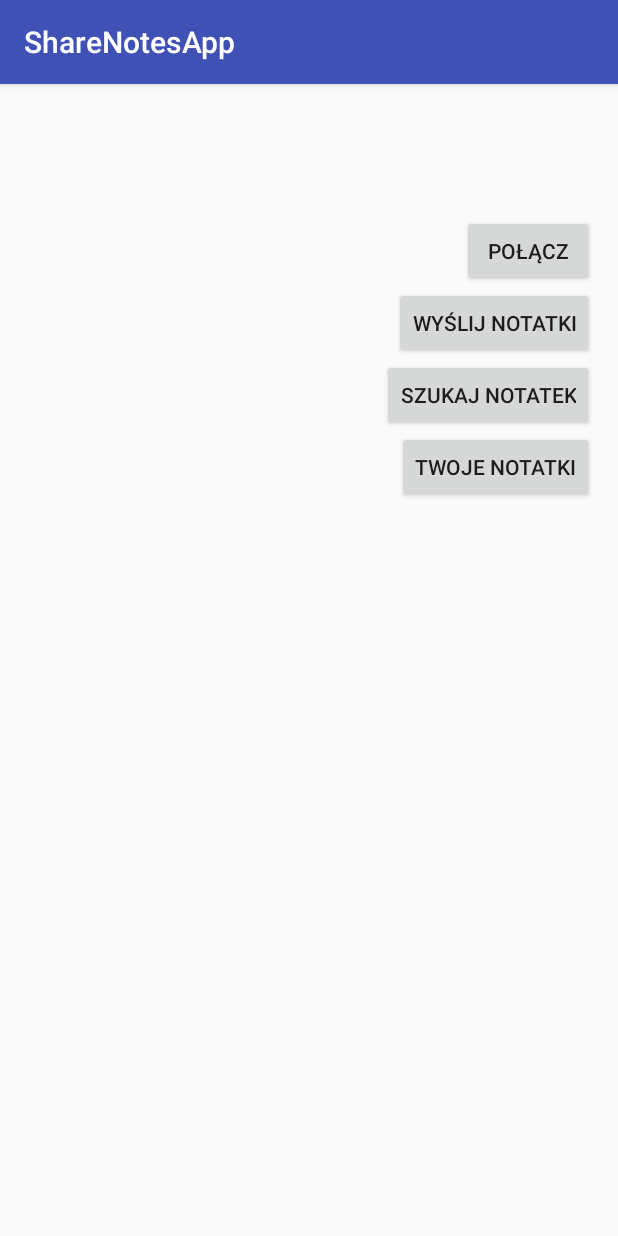
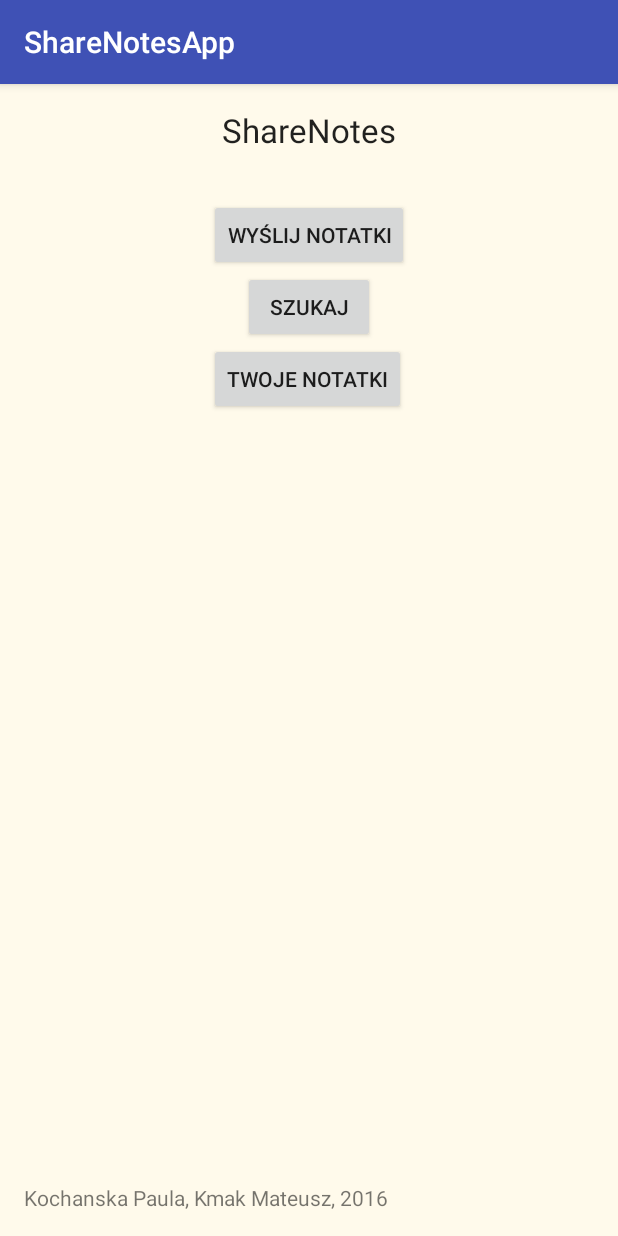
Before and after one commit to matkma/sharenotes, an Android app: the screen it shows after launch (MainActivity), after a tap on "TWOJE NOTATKI", on a phone screen of 412 x 824 dp. Run offline under Robolectric (Android 15) with nearby library versions, the phone set to English and light mode, and no system bars; libraries missing offline, so code that uses them is left out: com.dropbox.client2; 5 statements that could not run were skipped.

Commit message:
powiadomienia i połączenie z internetem

```diff
--- a/app/src/main/AndroidManifest.xml
+++ b/app/src/main/AndroidManifest.xml
@@ -5,6 +5,8 @@
     <uses-permission android:name="android.permission.INTERNET" />
     <uses-permission android:name="android.permission.WRITE_EXTERNAL_STORAGE" />
     <uses-permission android:name="android.permission.CAMERA" />
+    <uses-permission android:name="android.permission.ACCESS_WIFI_STATE" />
+    <uses-permission android:name="android.permission.ACCESS_NETWORK_STATE" />
 
     <uses-feature
         android:name="android.hardware.camera"
--- a/app/src/main/java/com/example/kaczorov/sharenotesapp/MainActivity.java
+++ b/app/src/main/java/com/example/kaczorov/sharenotesapp/MainActivity.java
@@ -1,6 +1,9 @@
 package com.example.kaczorov.sharenotesapp;
 
+import android.content.Context;
 import android.content.Intent;
+import android.net.ConnectivityManager;
+import android.net.NetworkInfo;
 import android.net.Uri;
 import android.os.Environment;
 import android.os.Handler;
@@ -9,10 +12,12 @@ import android.support.v7.app.AppCompatActivity;
 import android.os.Bundle;
 import android.view.View;
 import android.widget.Button;
+import android.widget.Toast;
 
 import com.dropbox.client2.exception.DropboxException;
 
 import java.io.File;
+import java.net.InetAddress;
 
 public class MainActivity extends AppCompatActivity {
     private final int POST_ACTIVITY = 0;
@@ -23,54 +28,51 @@ public class MainActivity extends AppCompatActivity {
         super.onCreate(savedInstanceState);
         setContentView(R.layout.activity_main);
         DropboxClient.getInstance().authenticate();
-        enableLinkButton(!DropboxClient.getInstance().isLinked());
+        if (!isInternetAvailable()){
+            Toast.makeText(this, "Brak internetu", Toast.LENGTH_LONG).show();
+        }
+        startService(new Intent(this, BackgroundService.class));
     }
 
     protected void onResume() {
         super.onResume();
-        enableLinkButton(!DropboxClient.getInstance().isLinked());
     }
 
-    public void buttonSearchClick(View view){
-        startService(new Intent(this, BackgroundService.class));
+    public void buttonSearchClick(View view) {
+        if (!isInternetAvailable()){
+            Toast.makeText(this, "Brak internetu", Toast.LENGTH_LONG).show();
+        } else {
             try {
                 DropboxClient.getInstance().getFoldersFromDropbox(this, SEARCH_ACTIVITY);
+                Toast.makeText(this, "Szukam notatek", Toast.LENGTH_LONG).show();
             } catch (DropboxException e) {
                 e.printStackTrace();
+                Toast.makeText(this, "Wystapił błąd", Toast.LENGTH_LONG).show();
             }
         }
 
-    public void buttonLinkClick(View view){
-        DropboxClient.getInstance().authenticate();
-        enableLinkButton(!DropboxClient.getInstance().isLinked());
     }
 
-    public void buttonPostClick(View view){
+    public void buttonPostClick(View view) {
+        if (!isInternetAvailable()){
+            Toast.makeText(this, "Brak internetu", Toast.LENGTH_LONG).show();
+        } else {
             try {
                 DropboxClient.getInstance().getFoldersFromDropbox(this, POST_ACTIVITY);
             } catch (DropboxException e) {
                 e.printStackTrace();
+                Toast.makeText(this, "Wystąpił błąd", Toast.LENGTH_LONG).show();
             }
         }
 
-    public void buttonOpenClick(View view){
-        //TODO trzeba poprawić ścieżkę (?)
-        String path = Environment.getExternalStorageDirectory().toString() + "/ShareNotesApp/Downloaded";
-        File file = new File(path);
-        Intent intent = new Intent(Intent.ACTION_VIEW);
-        intent.setDataAndType(Uri.fromFile(file), "*/*");
-        startActivity(Intent.createChooser(intent, "Twoje notatki"));
     }
 
-    private void enableLinkButton(boolean value)
+    public void buttonOpenClick(View view)
     {
-        Button button = (Button)findViewById(R.id.buttonLink);
-        button.setEnabled(value);
-        if (value){
-            button.setText("Połącz");
-        } else{
-            button.setText("Połączono");
-        }
+        Intent intent = new Intent(Intent.ACTION_VIEW);
+        Uri uri = Uri.parse(Environment.getExternalStorageDirectory().getPath() + "/ShareNotesApp/Downloaded");
+        intent.setDataAndType(uri, "*/*");
+        startActivity(intent);
     }
 
     Handler taskMessagesHandler = new Handler() {
@@ -94,4 +96,13 @@ public class MainActivity extends AppCompatActivity {
         }
     };
 
+    private boolean isInternetAvailable() {
+
+        ConnectivityManager cm = (ConnectivityManager)this.getSystemService(Context.CONNECTIVITY_SERVICE);
+
+        NetworkInfo activeNetwork = cm.getActiveNetworkInfo();
+        boolean isConnected = activeNetwork != null && activeNetwork.isConnectedOrConnecting();
+
+        return isConnected;
     }
+}
--- a/app/src/main/res/layout/activity_main.xml
+++ b/app/src/main/res/layout/activity_main.xml
@@ -7,41 +7,54 @@
     android:paddingLeft="@dimen/activity_horizontal_margin"
     android:paddingRight="@dimen/activity_horizontal_margin"
     android:paddingTop="@dimen/activity_vertical_margin"
-    tools:context="com.example.kaczorov.sharenotesapp.MainActivity">
-
-    <Button
-        android:layout_width="wrap_content"
-        android:layout_height="wrap_content"
-        android:text="Połącz"
-        android:id="@+id/buttonLink"
-        android:layout_alignParentEnd="true"
-        android:layout_marginTop="71dp"
-        android:onClick="buttonLinkClick" />
+    tools:context="com.example.kaczorov.sharenotesapp.MainActivity"
+    android:background="#fffaeb">
 
     <Button
         android:layout_width="wrap_content"
         android:layout_height="wrap_content"
         android:text="Wyślij notatki"
         android:id="@+id/buttonPost"
-        android:layout_below="@+id/buttonLink"
-        android:layout_alignEnd="@+id/buttonLink"
-        android:onClick="buttonPostClick" />
+        android:onClick="buttonPostClick"
+        android:layout_marginTop="31dp"
+        android:layout_below="@+id/textView2"
+        android:layout_centerHorizontal="true" />
 
     <Button
         android:layout_width="wrap_content"
         android:layout_height="wrap_content"
-        android:text="Szukaj notatek"
+        android:text="Szukaj"
         android:id="@+id/buttonSearch"
         android:onClick="buttonSearchClick"
         android:layout_below="@+id/buttonPost"
-        android:layout_alignEnd="@+id/buttonPost" />
+        android:layout_centerHorizontal="true" />
 
     <Button
         android:layout_width="wrap_content"
         android:layout_height="wrap_content"
         android:text="Twoje notatki"
         android:id="@+id/buttonOpen"
+        android:onClick="buttonOpenClick"
         android:layout_below="@+id/buttonSearch"
-        android:layout_alignEnd="@+id/buttonSearch"
-        android:onClick="buttonOpenClick" />
+        android:layout_alignStart="@+id/buttonPost" />
+
+    <TextView
+        android:layout_width="wrap_content"
+        android:layout_height="wrap_content"
+        android:text="Kochanska Paula, Kmak Mateusz, 2016"
+        android:id="@+id/textView"
+        android:layout_alignParentBottom="true"
+        android:layout_centerVertical="true"
+        android:layout_alignParentStart="true" />
+
+    <TextView
+        android:layout_width="wrap_content"
+        android:layout_height="wrap_content"
+        android:textAppearance="?android:attr/textAppearanceLarge"
+        android:text="ShareNotes"
+        android:id="@+id/textView2"
+        android:layout_centerVertical="true"
+        android:layout_alignParentTop="true"
+        android:layout_centerHorizontal="true" />
+
 </RelativeLayout>
--- a/app/src/main/res/layout/activity_post.xml
+++ b/app/src/main/res/layout/activity_post.xml
@@ -7,7 +7,8 @@
     android:paddingLeft="@dimen/activity_horizontal_margin"
     android:paddingRight="@dimen/activity_horizontal_margin"
     android:paddingTop="@dimen/activity_vertical_margin"
-    tools:context="com.example.kaczorov.sharenotesapp.PostActivity">
+    tools:context="com.example.kaczorov.sharenotesapp.PostActivity"
+    android:background="#fffaeb">
 
     <ListView
         android:layout_width="wrap_content"
--- a/app/src/main/res/layout/activity_search.xml
+++ b/app/src/main/res/layout/activity_search.xml
@@ -7,7 +7,8 @@
     android:paddingLeft="@dimen/activity_horizontal_margin"
     android:paddingRight="@dimen/activity_horizontal_margin"
     android:paddingTop="@dimen/activity_vertical_margin"
-    tools:context="com.example.kaczorov.sharenotesapp.SearchActivity">
+    tools:context="com.example.kaczorov.sharenotesapp.SearchActivity"
+    android:background="#fffaeb">
 
     <EditText
         android:layout_width="wrap_content"
@@ -15,7 +16,6 @@
         android:id="@+id/requestTextField"
         android:layout_alignParentTop="true"
         android:layout_alignParentStart="true"
-        android:hint="Nie ma notatek, których potrzebujesz? Opisz to, czego szukasz!"
         android:layout_alignParentEnd="true"
         android:editable="true"
         android:enabled="true" />
--- a/app/src/main/res/layout/activity_search_sub.xml
+++ b/app/src/main/res/layout/activity_search_sub.xml
@@ -7,7 +7,8 @@
     android:paddingLeft="@dimen/activity_horizontal_margin"
     android:paddingRight="@dimen/activity_horizontal_margin"
     android:paddingTop="@dimen/activity_vertical_margin"
-    tools:context="com.example.kaczorov.sharenotesapp.SearchSubActivity">
+    tools:context="com.example.kaczorov.sharenotesapp.SearchSubActivity"
+    android:background="#fffaeb">
 
     <ListView
         android:layout_width="wrap_content"
```
Also changed, not shown: app/src/main/java/com/example/kaczorov/sharenotesapp/BackgroundService.java (+1 -14 lines), app/src/main/res/layout/activity_notification.xml (deleted, +0 -10 lines). Lines whose indentation alone changed are shown as unchanged.
